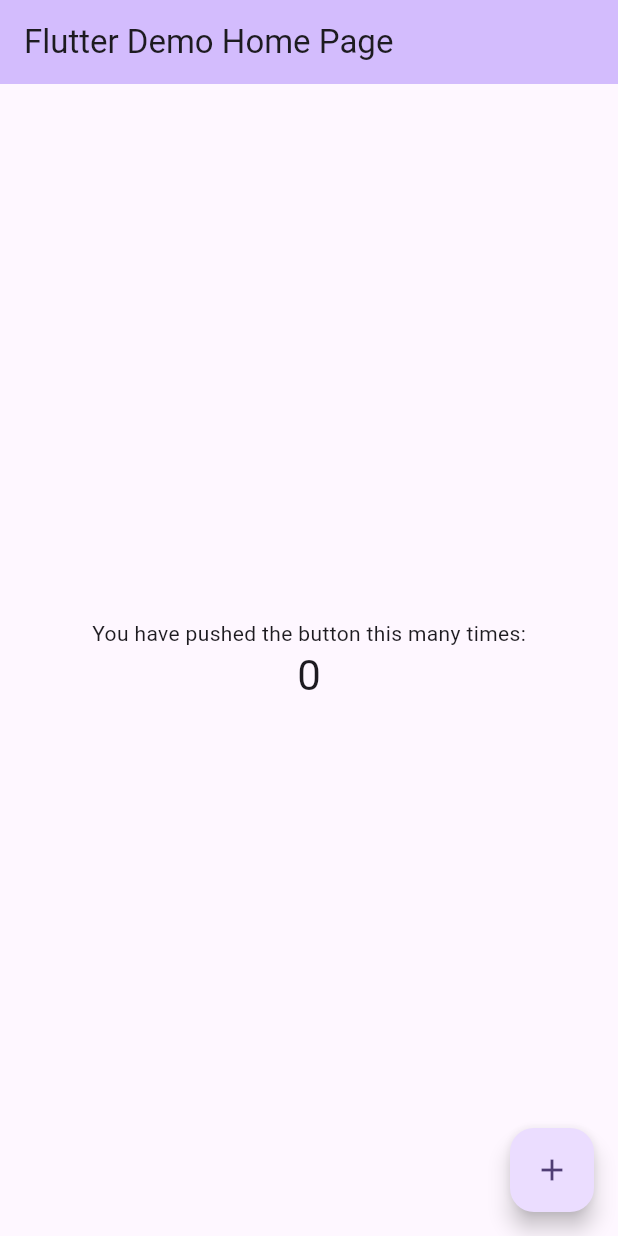
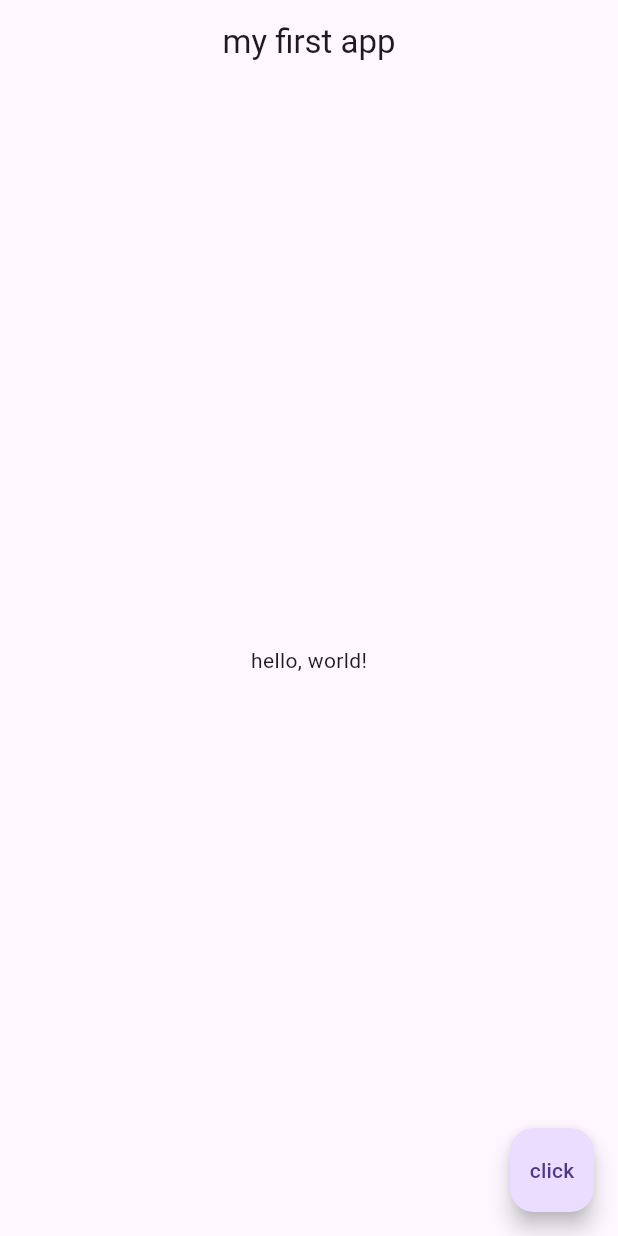
Before and after one commit to hassenmrakbenjebahi/flutter_beginners, a Flutter app: the screen it shows after launch, on a phone screen of 412 x 824 dp. Run offline on Flutter 3.47's test engine with Material 3 defaults, Android fonts, the phone set to English and light mode, and no system bars.

Commit message:
Scaffold & AppBar

```diff
--- a/lib/main.dart
+++ b/lib/main.dart
@@ -1,125 +1,17 @@
 import 'package:flutter/material.dart';
 
-void main() {
-  runApp(const MyApp());
-}
-
-class MyApp extends StatelessWidget {
-  const MyApp({super.key});
-
-  // This widget is the root of your application.
-  @override
-  Widget build(BuildContext context) {
-    return MaterialApp(
-      title: 'Flutter Demo',
-      theme: ThemeData(
-        // This is the theme of your application.
-        //
-        // TRY THIS: Try running your application with "flutter run". You'll see
-        // the application has a blue toolbar. Then, without quitting the app,
-        // try changing the seedColor in the colorScheme below to Colors.green
-        // and then invoke "hot reload" (save your changes or press the "hot
-        // reload" button in a Flutter-supported IDE, or press "r" if you used
-        // the command line to start the app).
-        //
-        // Notice that the counter didn't reset back to zero; the application
-        // state is not lost during the reload. To reset the state, use hot
-        // restart instead.
-        //
-        // This works for code too, not just values: Most code changes can be
-        // tested with just a hot reload.
-        colorScheme: ColorScheme.fromSeed(seedColor: Colors.deepPurple),
-        useMaterial3: true,
-      ),
-      home: const MyHomePage(title: 'Flutter Demo Home Page'),
-    );
-  }
-}
-
-class MyHomePage extends StatefulWidget {
-  const MyHomePage({super.key, required this.title});
-
-  // This widget is the home page of your application. It is stateful, meaning
-  // that it has a State object (defined below) that contains fields that affect
-  // how it looks.
-
-  // This class is the configuration for the state. It holds the values (in this
-  // case the title) provided by the parent (in this case the App widget) and
-  // used by the build method of the State. Fields in a Widget subclass are
-  // always marked "final".
-
-  final String title;
-
-  @override
-  State<MyHomePage> createState() => _MyHomePageState();
-}
-
-class _MyHomePageState extends State<MyHomePage> {
-  int _counter = 0;
-
-  void _incrementCounter() {
-    setState(() {
-      // This call to setState tells the Flutter framework that something has
-      // changed in this State, which causes it to rerun the build method below
-      // so that the display can reflect the updated values. If we changed
-      // _counter without calling setState(), then the build method would not be
-      // called again, and so nothing would appear to happen.
-      _counter++;
-    });
-  }
-
-  @override
-  Widget build(BuildContext context) {
-    // This method is rerun every time setState is called, for instance as done
-    // by the _incrementCounter method above.
-    //
-    // The Flutter framework has been optimized to make rerunning build methods
-    // fast, so that you can just rebuild anything that needs updating rather
-    // than having to individually change instances of widgets.
-    return Scaffold(
+void main() => runApp(MaterialApp(
+  home: Scaffold(
     appBar: AppBar(
-        // TRY THIS: Try changing the color here to a specific color (to
-        // Colors.amber, perhaps?) and trigger a hot reload to see the AppBar
-        // change color while the other colors stay the same.
-        backgroundColor: Theme.of(context).colorScheme.inversePrimary,
-        // Here we take the value from the MyHomePage object that was created by
-        // the App.build method, and use it to set our appbar title.
-        title: Text(widget.title),
+      title: Text('my first app'),
+      centerTitle: true,
     ),
     body: Center(
-        // Center is a layout widget. It takes a single child and positions it
-        // in the middle of the parent.
-        child: Column(
-          // Column is also a layout widget. It takes a list of children and
-          // arranges them vertically. By default, it sizes itself to fit its
-          // children horizontally, and tries to be as tall as its parent.
-          //
-          // Column has various properties to control how it sizes itself and
-          // how it positions its children. Here we use mainAxisAlignment to
-          // center the children vertically; the main axis here is the vertical
-          // axis because Columns are vertical (the cross axis would be
-          // horizontal).
-          //
-          // TRY THIS: Invoke "debug painting" (choose the "Toggle Debug Paint"
-          // action in the IDE, or press "p" in the console), to see the
-          // wireframe for each widget.
-          mainAxisAlignment: MainAxisAlignment.center,
-          children: <Widget>[
-            const Text(
-              'You have pushed the button this many times:',
+      child: Text('hello, world!'),
     ),
-            Text(
-              '$_counter',
-              style: Theme.of(context).textTheme.headlineMedium,
-            ),
-          ],
+    floatingActionButton: FloatingActionButton(
+      onPressed: () {  },
+      child: Text('click'),
     ),
   ),
-      floatingActionButton: FloatingActionButton(
-        onPressed: _incrementCounter,
-        tooltip: 'Increment',
-        child: const Icon(Icons.add),
-      ), // This trailing comma makes auto-formatting nicer for build methods.
-    );
-  }
-}
+));
```
Also changed, not shown: 1 other file. Lines whose indentation alone changed are shown as unchanged.
